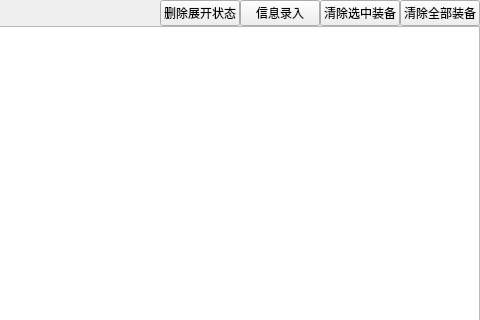
This is widgets/strengthDisturb/inquiry_result.ui in Belos10/Equip as Qt 5 draws it before an edit; both pictures show x 496 to 976 and y 0 to 320 of the 976 by 777 pixel window. The edited form follows.
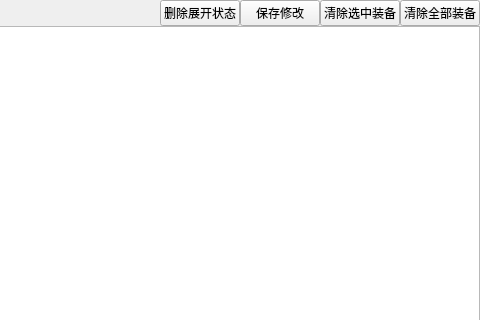
This is the edited form.

```diff
--- a/widgets/strengthDisturb/inquiry_result.ui
+++ b/widgets/strengthDisturb/inquiry_result.ui
@@ -103,7 +103,7 @@
         <item>
          <widget class="QPushButton" name="pb_insert">
           <property name="text">
-           <string>信息录入</string>
+           <string>保存修改</string>
           </property>
          </widget>
         </item>
```
Left out of the diff: 2 changed lines with no effect on the pictures.
